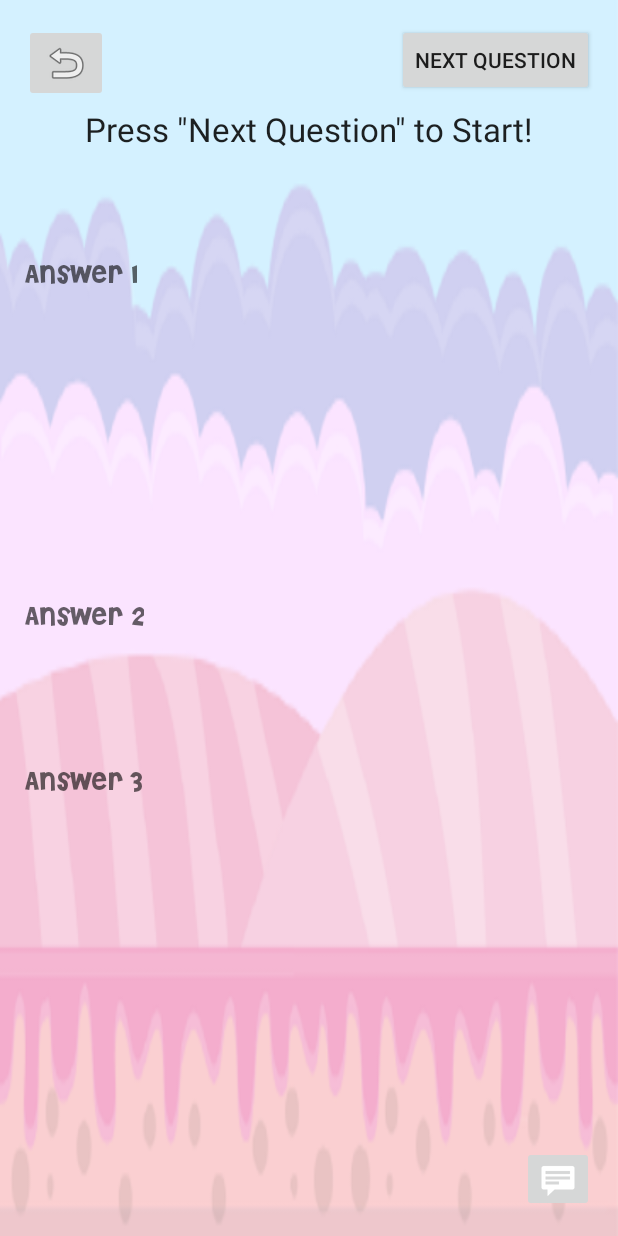
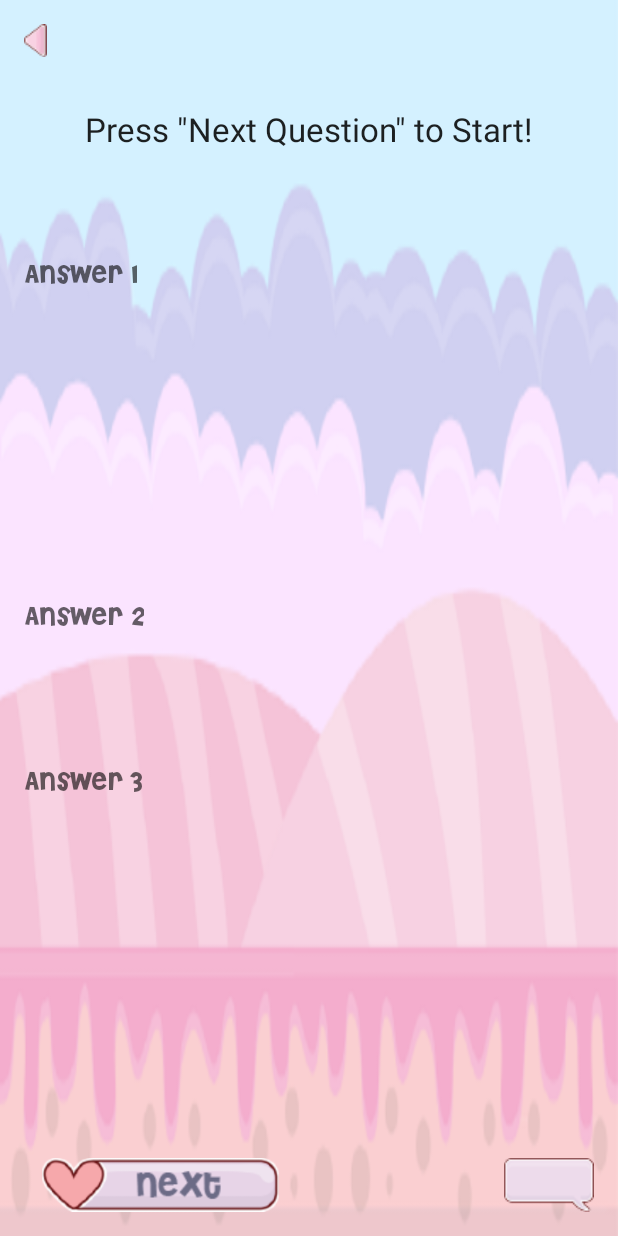
Before and after one commit to drtracy1/SER402, an Android app: the QuestionActivity screen opened directly, with no data from a screen before it, on a phone screen of 412 x 824 dp. Run offline under Robolectric (Android 15) with nearby library versions, the light colour scheme and no system bars; libraries missing offline, so code that uses them is left out: com.facebook, com.facebook.share, com.firebase.client; 9 statements that could not run were skipped.

Commit message:
Finished last QuestionActivity UI changes

```diff
--- a/WeAllCode/app/src/main/java/ser402team/weallcode/QuestionActivity.java
+++ b/WeAllCode/app/src/main/java/ser402team/weallcode/QuestionActivity.java
@@ -94,7 +94,7 @@ public class QuestionActivity extends AppCompatActivity {
         //fbShareButton.setShareContent(content);
 
         //Return button functionality
-        ImageButton returnButton = (ImageButton) findViewById(R.id.returnButton);
+        ImageView returnButton = (ImageView) findViewById(R.id.returnButton);
         returnButton.setOnClickListener(new View.OnClickListener() {
             @Override
             public void onClick(View view) {
@@ -105,7 +105,7 @@ public class QuestionActivity extends AppCompatActivity {
         });
 
         //Return button functionality
-        ImageButton chatButton = (ImageButton) findViewById(R.id.chatIconButton);
+        ImageView chatButton = (ImageView) findViewById(R.id.chatIconButton);
         chatButton.setOnClickListener(new View.OnClickListener() {
             @Override
             public void onClick(View view) {
@@ -130,7 +130,7 @@ public class QuestionActivity extends AppCompatActivity {
         Arrays.fill(isUsed, Boolean.FALSE);
 
         //Next question functionality
-        Button nextQuestionButton = (Button) findViewById(R.id.nextQuestionButton);
+        ImageView nextQuestionButton = (ImageView) findViewById(R.id.nextQuestionButton);
         nextQuestionButton.setOnClickListener(new View.OnClickListener() {
             @Override
             public void onClick(View view) {
--- a/WeAllCode/app/src/main/res/layout/activity_question.xml
+++ b/WeAllCode/app/src/main/res/layout/activity_question.xml
@@ -10,14 +10,15 @@
     tools:context="ser402team.weallcode.QuestionActivity"
     android:background="@drawable/bgscene_edit">
 
-    <Button
-        style="?android:attr/buttonStyleSmall"
+    <ImageView
         android:layout_width="wrap_content"
         android:layout_height="wrap_content"
         android:text="Next Question"
         android:id="@+id/nextQuestionButton"
-        android:layout_alignRight="@+id/chatIconButton"
-        android:layout_alignEnd="@+id/chatIconButton" />
+        android:src="@drawable/generic_reedit"
+        android:layout_alignTop="@+id/chatIconButton"
+        android:layout_alignParentLeft="true"
+        android:layout_alignParentStart="true" />
     <!-- android:layout_above="@+id/timer" /> -->
 
     <TextView
@@ -31,23 +32,23 @@
 <!-- android:layout_below="@+id/timer" /> -->
 
 
-    <ImageButton
+    <ImageView
         android:layout_width="wrap_content"
         android:layout_height="wrap_content"
         android:id="@+id/chatIconButton"
-        android:src="@android:drawable/stat_notify_chat"
+        android:src="@drawable/chaticon_edit"
         android:layout_alignParentBottom="true"
         android:layout_alignParentRight="true"
         android:layout_alignParentEnd="true" />
 
-    <ImageButton
+    <ImageView
         android:layout_width="wrap_content"
         android:layout_height="wrap_content"
         android:id="@+id/returnButton"
         android:layout_alignParentTop="true"
         android:layout_alignParentLeft="true"
         android:layout_alignParentStart="true"
-        android:src="@android:drawable/ic_menu_revert" />
+        android:src="@drawable/sliderarrowleft" />
 
     <!--
     <EditText
```
Also changed, not shown: WeAllCode/app/src/main/res/drawable/chaticon_edit.png (added), WeAllCode/app/src/main/res/drawable/generic.png (added), WeAllCode/app/src/main/res/drawable/generic_next.png (added), WeAllCode/app/src/main/res/drawable/generic_reedit.png (added).
